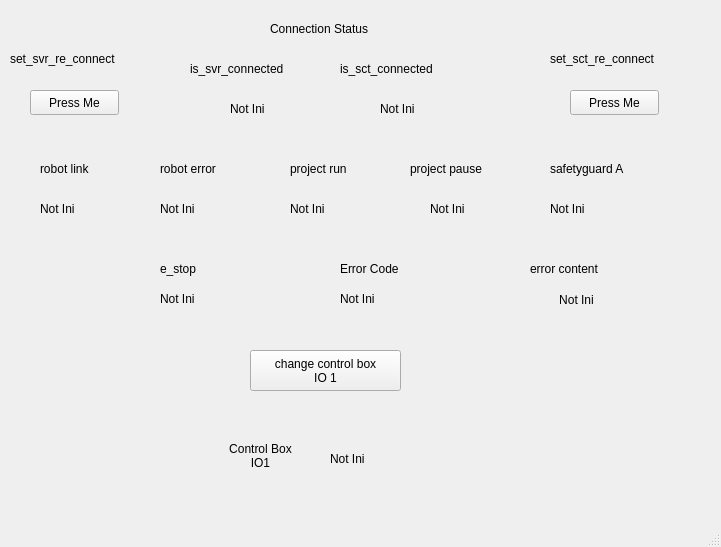
This is ui_for_debug_and_demo/src/tm_ros_driver_windows.ui in TechmanRobotInc/tmr_ros2 as Qt 5 draws it before an edit. The edited form follows.
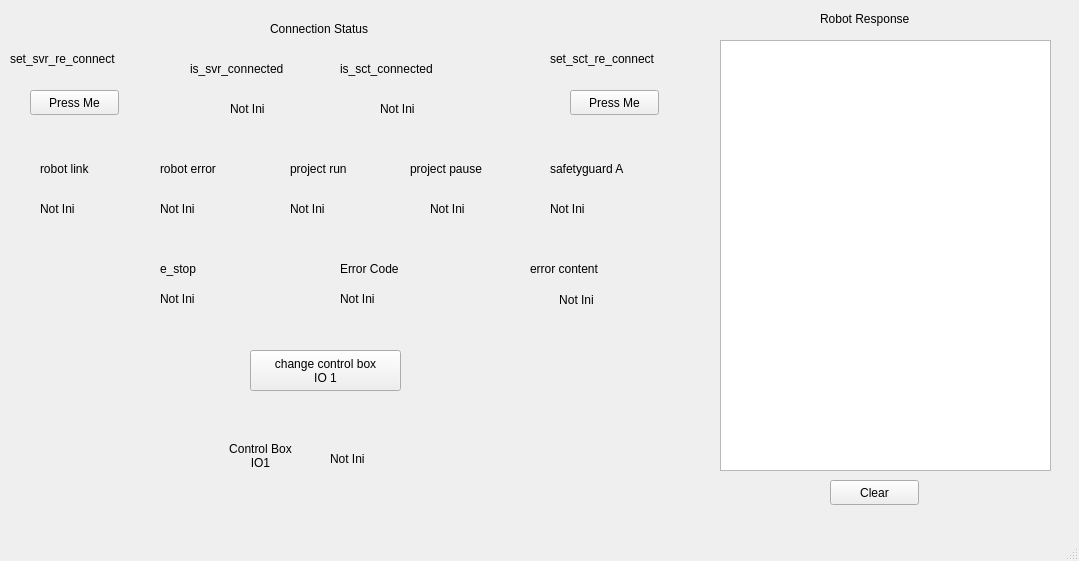
This is the edited form.

Commit message: feature: add ui get sct & sct & sta

What changed in the file:
```diff
--- a/ui_for_debug_and_demo/src/tm_ros_driver_windows.ui
+++ b/ui_for_debug_and_demo/src/tm_ros_driver_windows.ui
@@ -6,8 +6,8 @@
    <rect>
     <x>0</x>
     <y>0</y>
-    <width>721</width>
-    <height>547</height>
+    <width>1079</width>
+    <height>561</height>
    </rect>
   </property>
   <property name="windowTitle">
@@ -386,6 +386,42 @@
      <string>Not Ini</string>
     </property>
    </widget>
+   <widget class="QListView" name="robot_response_listView">
+    <property name="geometry">
+     <rect>
+      <x>720</x>
+      <y>40</y>
+      <width>331</width>
+      <height>431</height>
+     </rect>
+    </property>
+   </widget>
+   <widget class="QPushButton" name="clear_response_button">
+    <property name="geometry">
+     <rect>
+      <x>830</x>
+      <y>480</y>
+      <width>89</width>
+      <height>25</height>
+     </rect>
+    </property>
+    <property name="text">
+     <string>Clear</string>
+    </property>
+   </widget>
+   <widget class="QLabel" name="response_label">
+    <property name="geometry">
+     <rect>
+      <x>820</x>
+      <y>10</y>
+      <width>111</width>
+      <height>17</height>
+     </rect>
+    </property>
+    <property name="text">
+     <string>Robot Response</string>
+    </property>
+   </widget>
   </widget>
   <widget class="QMenuBar" name="menubar">
    <property name="geometry">
```
Left out of the diff: 2 changed lines with no effect on the pictures. The commit also changes 4 other files.
